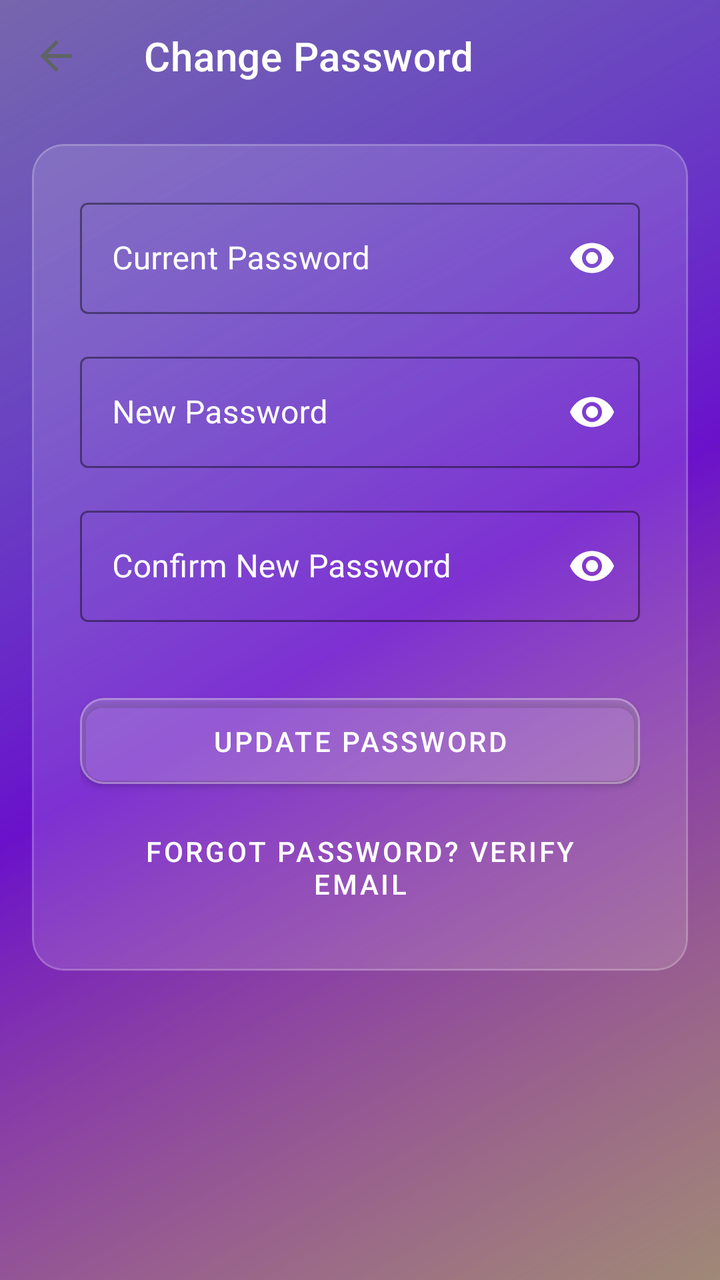
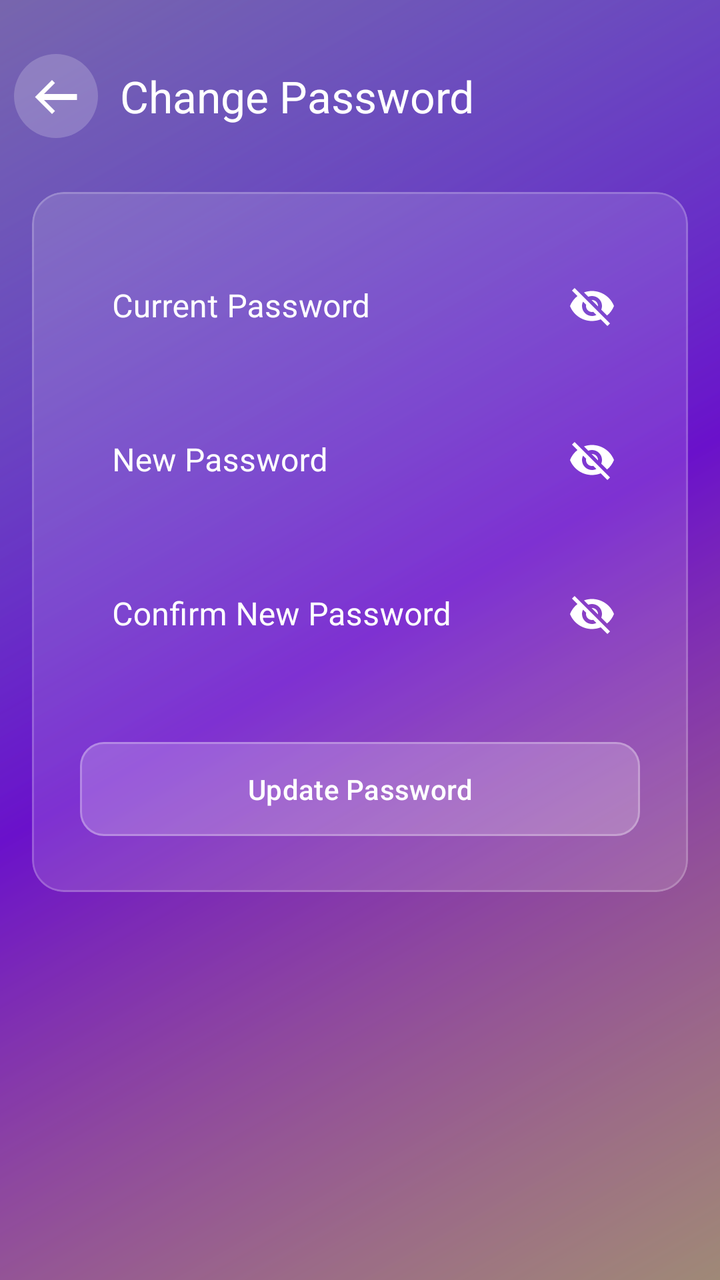

Compare the two renders of this Android layout. The source of the first and the diff that turns it into the second are given below.
<!-- AndroidManifest.xml: application theme Theme.BeaconSOS -->
<!-- res/layout/activity_change_password.xml -->
<?xml version="1.0" encoding="utf-8"?>
<androidx.constraintlayout.widget.ConstraintLayout xmlns:android="http://schemas.android.com/apk/res/android"
    xmlns:app="http://schemas.android.com/apk/res-auto"
    android:layout_width="match_parent"
    android:layout_height="match_parent"
    android:background="@drawable/vibrant_gradient_bg">

    <com.google.android.material.appbar.AppBarLayout
        android:id="@+id/appBarLayout"
        android:layout_width="match_parent"
        android:layout_height="wrap_content"
        android:background="@android:color/transparent"
        app:elevation="0dp"
        app:layout_constraintTop_toTopOf="parent">

        <androidx.appcompat.widget.Toolbar
            android:id="@+id/toolbar"
            android:layout_width="match_parent"
            android:layout_height="?attr/actionBarSize"
            app:title="Change Password"
            app:titleTextColor="@color/white"
            app:navigationIcon="?attr/homeAsUpIndicator"
            app:navigationIconTint="@color/white" />
    </com.google.android.material.appbar.AppBarLayout>

    <com.google.android.material.card.MaterialCardView
        android:layout_width="match_parent"
        android:layout_height="wrap_content"
        android:layout_margin="16dp"
        app:cardCornerRadius="16dp"
        app:cardElevation="0dp"
        app:cardBackgroundColor="#22FFFFFF"
        app:strokeColor="#33FFFFFF"
        app:strokeWidth="1dp"
        app:layout_constraintTop_toBottomOf="@id/appBarLayout">

        <LinearLayout
            android:layout_width="match_parent"
            android:layout_height="wrap_content"
            android:orientation="vertical"
            android:padding="24dp">

            <com.google.android.material.textfield.TextInputLayout
                android:layout_width="match_parent"
                android:layout_height="wrap_content"
                android:hint="Current Password"
                app:passwordToggleEnabled="true"
                app:passwordToggleTint="@color/white"
                app:boxBackgroundColor="@android:color/transparent"
                app:boxStrokeColor="@color/white"
                app:hintTextColor="@color/white"
                android:textColorHint="@color/white"
                app:placeholderTextColor="@color/white"
                style="@style/Widget.MaterialComponents.TextInputLayout.OutlinedBox">

                <com.google.android.material.textfield.TextInputEditText
                    android:id="@+id/etCurrentPassword"
                    android:layout_width="match_parent"
                    android:layout_height="wrap_content"
                    android:textColor="@color/white"
                    android:inputType="textPassword" />
            </com.google.android.material.textfield.TextInputLayout>

            <com.google.android.material.textfield.TextInputLayout
                android:layout_width="match_parent"
                android:layout_height="wrap_content"
                android:layout_marginTop="16dp"
                android:hint="New Password"
                app:passwordToggleEnabled="true"
                app:passwordToggleTint="@color/white"
                app:boxBackgroundColor="@android:color/transparent"
                app:boxStrokeColor="@color/white"
                app:hintTextColor="@color/white"
                android:textColorHint="@color/white"
                style="@style/Widget.MaterialComponents.TextInputLayout.OutlinedBox">

                <com.google.android.material.textfield.TextInputEditText
                    android:id="@+id/etNewPassword"
                    android:layout_width="match_parent"
                    android:layout_height="wrap_content"
                    android:textColor="@color/white"
                    android:inputType="textPassword" />
            </com.google.android.material.textfield.TextInputLayout>

            <com.google.android.material.textfield.TextInputLayout
                android:layout_width="match_parent"
                android:layout_height="wrap_content"
                android:layout_marginTop="16dp"
                android:hint="Confirm New Password"
                app:passwordToggleEnabled="true"
                app:passwordToggleTint="@color/white"
                app:boxBackgroundColor="@android:color/transparent"
                app:boxStrokeColor="@color/white"
                app:hintTextColor="@color/white"
                android:textColorHint="@color/white"
                style="@style/Widget.MaterialComponents.TextInputLayout.OutlinedBox">

                <com.google.android.material.textfield.TextInputEditText
                    android:id="@+id/etConfirmNewPassword"
                    android:layout_width="match_parent"
                    android:layout_height="wrap_content"
                    android:textColor="@color/white"
                    android:inputType="textPassword" />
            </com.google.android.material.textfield.TextInputLayout>

            <com.google.android.material.button.MaterialButton
                android:id="@+id/btnUpdatePassword"
                android:layout_width="match_parent"
                android:layout_height="55dp"
                android:layout_marginTop="32dp"
                android:text="Update Password"
                android:textColor="@color/white"
                app:backgroundTint="#33FFFFFF"
                app:strokeColor="#44FFFFFF"
                app:strokeWidth="1dp"
                app:cornerRadius="12dp" />

            <com.google.android.material.button.MaterialButton
                android:id="@+id/btnForgotPassword"
                style="@style/Widget.MaterialComponents.Button.TextButton"
                android:layout_width="wrap_content"
                android:layout_height="wrap_content"
                android:layout_marginTop="8dp"
                android:layout_gravity="center_horizontal"
                android:text="Forgot Password? Verify Email"
                android:textColor="@color/white" />

        </LinearLayout>
    </com.google.android.material.card.MaterialCardView>

    <include
        layout="@layout/layout_app_loading"
        android:id="@+id/customLoading"
        android:layout_width="match_parent"
        android:layout_height="match_parent"
        android:visibility="gone" />

</androidx.constraintlayout.widget.ConstraintLayout>
<!-- res/layout/layout_app_loading.xml (included above) -->
<?xml version="1.0" encoding="utf-8"?>
<androidx.constraintlayout.widget.ConstraintLayout xmlns:android="http://schemas.android.com/apk/res/android"
    xmlns:app="http://schemas.android.com/apk/res-auto"
    android:id="@+id/appLoadingView"
    android:layout_width="match_parent"
    android:layout_height="match_parent"
    android:background="#B3000000"
    android:clickable="true"
    android:focusable="true"
    android:visibility="gone">

    <androidx.constraintlayout.widget.ConstraintLayout
        android:id="@+id/loading_container"
        android:layout_width="100dp"
        android:layout_height="100dp"
        app:layout_constraintBottom_toBottomOf="parent"
        app:layout_constraintEnd_toEndOf="parent"
        app:layout_constraintStart_toStartOf="parent"
        app:layout_constraintTop_toTopOf="parent">

        
        <View
            android:id="@+id/loading_frame"
            android:layout_width="50dp"
            android:layout_height="50dp"
            android:background="@drawable/loading_frame_bg"
            app:layout_constraintBottom_toBottomOf="parent"
            app:layout_constraintEnd_toEndOf="parent"
            app:layout_constraintStart_toStartOf="parent"
            app:layout_constraintTop_toTopOf="parent" />

        
        <View
            android:id="@+id/dot1"
            android:layout_width="14dp"
            android:layout_height="14dp"
            android:background="@drawable/loading_dot_coral"
            app:layout_constraintBottom_toTopOf="@id/loading_frame"
            app:layout_constraintEnd_toStartOf="@id/loading_frame"
            app:layout_constraintStart_toStartOf="@id/loading_frame"
            app:layout_constraintTop_toTopOf="@id/loading_frame" />

        
        <View
            android:id="@+id/dot2"
            android:layout_width="10dp"
            android:layout_height="10dp"
            android:background="@drawable/loading_dot_blue"
            app:layout_constraintBottom_toBottomOf="@id/loading_frame"
            app:layout_constraintEnd_toEndOf="@id/loading_frame"
            app:layout_constraintStart_toEndOf="@id/loading_frame"
            app:layout_constraintTop_toBottomOf="@id/loading_frame" />

        
        <View
            android:id="@+id/dot_center"
            android:layout_width="8dp"
            android:layout_height="8dp"
            android:background="@drawable/loading_dot_purple"
            app:layout_constraintBottom_toBottomOf="@id/loading_frame"
            app:layout_constraintEnd_toEndOf="@id/loading_frame"
            app:layout_constraintStart_toStartOf="@id/loading_frame"
            app:layout_constraintTop_toTopOf="@id/loading_frame" />

    </androidx.constraintlayout.widget.ConstraintLayout>

    <TextView
        android:id="@+id/tvLoadingText"
        android:layout_width="wrap_content"
        android:layout_height="wrap_content"
        android:layout_marginTop="16dp"
        android:text="SECURELY LOADING"
        android:textColor="@color/white"
        android:textSize="12sp"
        android:letterSpacing="0.2"
        android:textStyle="bold"
        android:alpha="0.8"
        app:layout_constraintEnd_toEndOf="parent"
        app:layout_constraintStart_toStartOf="parent"
        app:layout_constraintTop_toBottomOf="@id/loading_container" />

</androidx.constraintlayout.widget.ConstraintLayout>
<!-- resources referenced by this layout -->
<resources>
  <!-- drawable vibrant_gradient_bg (drawable) -->
  <?xml version="1.0" encoding="utf-8"?>
  <layer-list xmlns:android="http://schemas.android.com/apk/res/android">
      
      <item>
          <shape android:shape="rectangle">
              <gradient
                  android:angle="135"
                  android:startColor="#FF416C"
                  android:centerColor="#6A11CB"
                  android:endColor="#2575FC"
                  android:type="linear" />
          </shape>
      </item>
  
      
      <item>
          <shape android:shape="rectangle">
              <gradient
                  android:angle="315"
                  android:startColor="#60FF4B2B"
                  android:centerColor="#00000000"
                  android:endColor="#6000FF88"
                  android:type="linear" />
          </shape>
      </item>
  </layer-list>
  <style name="Theme.BeaconSOS" parent="Theme.MaterialComponents.Light.NoActionBar">
          
          <item name="colorPrimary">@color/primary_blue</item>
          <item name="colorPrimaryVariant">@color/primary_dark_blue</item>
          <item name="colorOnPrimary">@color/white</item>
  
          
          <item name="colorSecondary">@color/accent_blue</item>
          <item name="colorOnSecondary">@color/white</item>
  
          
          <item name="android:statusBarColor">?attr/colorPrimaryVariant</item>
  
          
          <item name="android:windowBackground">@color/background_color</item>
          <item name="colorSurface">@color/surface_color</item>
          <item name="colorOnSurface">@color/text_primary</item>
  
          
          <item name="android:textColorPrimary">@color/text_primary</item>
          <item name="android:textColorSecondary">@color/text_secondary</item>
          <item name="android:textColorHint">@color/text_hint</item>
  
          
          <item name="dividerHorizontal">@color/divider_color</item>
  
          
          <item name="windowActionBar">false</item>
          <item name="windowNoTitle">true</item>
  
          
          <item name="android:popupMenuStyle">@style/GlassyPopupMenu</item>
          <item name="popupMenuStyle">@style/GlassyPopupMenu</item>
      </style>
  <color name="primary_blue">#1A73E8</color>
  <color name="primary_dark_blue">#0D47A1</color>
  <color name="accent_blue">#4285F4</color>
  <color name="background_color">#F1F3F4</color>
  <color name="surface_color">#FFFFFF</color>
  <color name="text_primary">#202124</color>
  <color name="text_secondary">#5F6368</color>
  <color name="divider_color">#DADCE0</color>
  <!-- unchanged entries left out for length: 8 -->
</resources>

<!-- the commit's change to res/layout/activity_change_password.xml (unified diff, before → after) -->
@@ -17,10 +17,10 @@
             android:id="@+id/toolbar"
             android:layout_width="match_parent"
             android:layout_height="?attr/actionBarSize"
+            android:layout_marginTop="16dp"
             app:title="Change Password"
             app:titleTextColor="@color/white"
-            app:navigationIcon="?attr/homeAsUpIndicator"
-            app:navigationIconTint="@color/white" />
+            app:navigationIcon="@drawable/ic_back_custom" />
     </com.google.android.material.appbar.AppBarLayout>
 
     <com.google.android.material.card.MaterialCardView
@@ -44,8 +44,9 @@
                 android:layout_width="match_parent"
                 android:layout_height="wrap_content"
                 android:hint="Current Password"
-                app:passwordToggleEnabled="true"
-                app:passwordToggleTint="@color/white"
+                app:endIconMode="password_toggle"
+                app:endIconDrawable="@drawable/password_toggle_selector"
+                app:endIconTint="@color/white"
                 app:boxBackgroundColor="@android:color/transparent"
                 app:boxStrokeColor="@color/white"
                 app:hintTextColor="@color/white"
@@ -58,6 +59,7 @@
                     android:layout_width="match_parent"
                     android:layout_height="wrap_content"
                     android:textColor="@color/white"
+                    android:background="@android:color/transparent"
                     android:inputType="textPassword" />
             </com.google.android.material.textfield.TextInputLayout>
 
@@ -66,8 +68,9 @@
                 android:layout_height="wrap_content"
                 android:layout_marginTop="16dp"
                 android:hint="New Password"
-                app:passwordToggleEnabled="true"
-                app:passwordToggleTint="@color/white"
+                app:endIconMode="password_toggle"
+                app:endIconDrawable="@drawable/password_toggle_selector"
+                app:endIconTint="@color/white"
                 app:boxBackgroundColor="@android:color/transparent"
                 app:boxStrokeColor="@color/white"
                 app:hintTextColor="@color/white"
@@ -79,6 +82,7 @@
                     android:layout_width="match_parent"
                     android:layout_height="wrap_content"
                     android:textColor="@color/white"
+                    android:background="@android:color/transparent"
                     android:inputType="textPassword" />
             </com.google.android.material.textfield.TextInputLayout>
 
@@ -87,8 +91,9 @@
                 android:layout_height="wrap_content"
                 android:layout_marginTop="16dp"
                 android:hint="Confirm New Password"
-                app:passwordToggleEnabled="true"
-                app:passwordToggleTint="@color/white"
+                app:endIconMode="password_toggle"
+                app:endIconDrawable="@drawable/password_toggle_selector"
+                app:endIconTint="@color/white"
                 app:boxBackgroundColor="@android:color/transparent"
                 app:boxStrokeColor="@color/white"
                 app:hintTextColor="@color/white"
@@ -100,6 +105,7 @@
                     android:layout_width="match_parent"
                     android:layout_height="wrap_content"
                     android:textColor="@color/white"
+                    android:background="@android:color/transparent"
                     android:inputType="textPassword" />
             </com.google.android.material.textfield.TextInputLayout>
 
@@ -114,16 +120,6 @@
                 app:strokeColor="#44FFFFFF"
                 app:strokeWidth="1dp"
                 app:cornerRadius="12dp" />
-
-            <com.google.android.material.button.MaterialButton
-                android:id="@+id/btnForgotPassword"
-                style="@style/Widget.MaterialComponents.Button.TextButton"
-                android:layout_width="wrap_content"
-                android:layout_height="wrap_content"
-                android:layout_marginTop="8dp"
-                android:layout_gravity="center_horizontal"
-                android:text="Forgot Password? Verify Email"
-                android:textColor="@color/white" />
 
         </LinearLayout>
     </com.google.android.material.card.MaterialCardView>
<!-- resource entries referenced after the edit -->
@@ -1,5 +1,28 @@
 <!-- resources referenced by this layout -->
 <resources>
+  <!-- drawable ic_back_custom (drawable) -->
+  <vector xmlns:android="http://schemas.android.com/apk/res/android"
+      android:width="42dp"
+      android:height="42dp"
+      android:viewportWidth="42"
+      android:viewportHeight="42">
+  
+      
+      <path
+          android:fillColor="#33FFFFFF"
+          android:pathData="M21,21m-21,0a21,21 0,1,1 42,0a21,21 0,1,1 -42,0" />
+  
+      
+      <path
+          android:fillColor="#FFFFFF"
+          android:pathData="M31.5,20H15l5.5,-5.5L19,13l-8.5,8.5l8.5,8.5l1.5,-1.5L15,23H31.5V20z" />
+  </vector>
+  <!-- drawable password_toggle_selector (drawable) -->
+  <?xml version="1.0" encoding="utf-8"?>
+  <selector xmlns:android="http://schemas.android.com/apk/res/android">
+      <item android:state_checked="true" android:drawable="@drawable/ic_visibility" />
+      <item android:drawable="@drawable/ic_visibility_off" />
+  </selector>
   <!-- drawable vibrant_gradient_bg (drawable) -->
   <?xml version="1.0" encoding="utf-8"?>
   <layer-list xmlns:android="http://schemas.android.com/apk/res/android">
@@ -8,9 +31,9 @@
           <shape android:shape="rectangle">
               <gradient
                   android:angle="135"
-                  android:startColor="#FF416C"
-                  android:centerColor="#6A11CB"
-                  android:endColor="#2575FC"
+                  android:startColor="@color/grad_start"
+                  android:centerColor="@color/grad_center"
+                  android:endColor="@color/grad_end"
                   android:type="linear" />
           </shape>
       </item>
@@ -20,55 +43,103 @@
           <shape android:shape="rectangle">
               <gradient
                   android:angle="315"
-                  android:startColor="#60FF4B2B"
-                  android:centerColor="#00000000"
-                  android:endColor="#6000FF88"
+                  android:startColor="@color/grad_highlight_1"
+                  android:centerColor="@android:color/transparent"
+                  android:endColor="@color/grad_highlight_2"
                   android:type="linear" />
           </shape>
       </item>
   </layer-list>
-  <style name="Theme.BeaconSOS" parent="Theme.MaterialComponents.Light.NoActionBar">
+  <style name="Theme.BeaconSOS" parent="Theme.Material3.DayNight.NoActionBar">
           
-          <item name="colorPrimary">@color/primary_blue</item>
-          <item name="colorPrimaryVariant">@color/primary_dark_blue</item>
-          <item name="colorOnPrimary">@color/white</item>
+          <item name="colorPrimary">@color/color_primary</item>
+          <item name="colorOnPrimary">@color/color_on_primary</item>
+          <item name="colorPrimaryContainer">@color/sky_blue</item>
+          <item name="colorOnPrimaryContainer">@color/color_primary_variant</item>
   
           
-          <item name="colorSecondary">@color/accent_blue</item>
+          <item name="colorSecondary">@color/color_secondary</item>
           <item name="colorOnSecondary">@color/white</item>
   
           
-          <item name="android:statusBarColor">?attr/colorPrimaryVariant</item>
+          <item name="android:statusBarColor">@color/color_primary_variant</item>
   
           
-          <item name="android:windowBackground">@color/background_color</item>
-          <item name="colorSurface">@color/surface_color</item>
-          <item name="colorOnSurface">@color/text_primary</item>
+          <item name="android:windowBackground">@color/color_background</item>
+          <item name="colorSurface">@color/color_surface</item>
+          <item name="colorOnSurface">@color/color_on_surface</item>
+          <item name="colorSurfaceVariant">@color/color_surface_variant</item>
+          <item name="colorOnSurfaceVariant">@color/color_on_surface_variant</item>
+          <item name="colorError">@color/color_error</item>
   
           
-          <item name="android:textColorPrimary">@color/text_primary</item>
-          <item name="android:textColorSecondary">@color/text_secondary</item>
+          <item name="android:textColorPrimary">@color/color_on_surface</item>
+          <item name="android:textColorSecondary">@color/color_on_surface_variant</item>
           <item name="android:textColorHint">@color/text_hint</item>
   
           
-          <item name="dividerHorizontal">@color/divider_color</item>
+          <item name="dividerHorizontal">@color/color_outline</item>
+          <item name="windowActionBar">false</item>
+          <item name="windowNoTitle">true</item>
   
           
-          <item name="windowActionBar">false</item>
-          <item name="windowNoTitle">true</item>
+          <item name="navigationIconTint">@color/white</item>
+          <item name="colorControlNormal">@color/white</item>
+          <item name="android:homeAsUpIndicator">@drawable/ic_back_white</item>
   
           
           <item name="android:popupMenuStyle">@style/GlassyPopupMenu</item>
           <item name="popupMenuStyle">@style/GlassyPopupMenu</item>
       </style>
-  <color name="primary_blue">#1A73E8</color>
-  <color name="primary_dark_blue">#0D47A1</color>
-  <color name="accent_blue">#4285F4</color>
-  <color name="background_color">#F1F3F4</color>
-  <color name="surface_color">#FFFFFF</color>
-  <color name="text_primary">#202124</color>
-  <color name="text_secondary">#5F6368</color>
-  <color name="divider_color">#DADCE0</color>
+  <!-- drawable ic_visibility (drawable) -->
+  <vector xmlns:android="http://schemas.android.com/apk/res/android"
+      android:width="24dp"
+      android:height="24dp"
+      android:viewportWidth="24"
+      android:viewportHeight="24"
+      android:tint="?attr/colorControlNormal">
+      <path
+          android:fillColor="@android:color/white"
+          android:pathData="M12,4.5C7,4.5 2.73,7.61 1,12c1.73,4.39 6,7.5 11,7.5s9.27,-3.11 11,-7.5c-1.73,-4.39 -6,-7.5 -11,-7.5zM12,17c-2.76,0 -5,-2.24 -5,-5s2.24,-5 5,-5 5,2.24 5,5 -2.24,5 -5,5zM12,9c-1.66,0 -3,1.34 -3,3s1.34,3 3,3 3,-1.34 3,-3 -1.34,-3 -3,-3z"/>
+  </vector>
+  <!-- drawable ic_visibility_off (drawable) -->
+  <vector xmlns:android="http://schemas.android.com/apk/res/android"
+      android:width="24dp"
+      android:height="24dp"
+      android:viewportWidth="24"
+      android:viewportHeight="24"
+      android:tint="?attr/colorControlNormal">
+      <path
+          android:fillColor="@android:color/white"
+          android:pathData="M12,7c2.76,0 5,2.24 5,5 0,0.65 -0.13,1.26 -0.36,1.82l2.92,2.92c1.51,-1.26 2.7,-2.89 3.43,-4.74 -1.73,-4.39 -6,-7.5 -11,-7.5 -1.4,0 -2.74,0.25 -3.98,0.7l2.16,2.16C10.74,7.13 11.35,7 12,7zM2,4.27l2.28,2.28 0.46,0.46C3.08,8.3 1.78,10.02 1,12c1.73,4.39 6,7.5 11,7.5 1.55,0 3.03,-0.3 4.38,-0.84l0.42,0.42L19.73,22 21,20.73 3.27,3 2,4.27zM7.53,9.8l1.55,1.55c-0.05,0.21 -0.08,0.43 -0.08,0.65 0,1.66 1.34,3 3,3 0.22,0 0.44,-0.03 0.65,-0.08l1.55,1.55c-0.67,0.33 -1.41,0.53 -2.2,0.53 -2.76,0 -5,-2.24 -5,-5 0,-0.79 0.2,-1.53 0.53,-2.2zM11.84,9.02l3.15,3.15c0.01,-0.06 0.01,-0.12 0.01,-0.17 0,-1.66 -1.34,-3 -3,-3 -0.05,0 -0.11,0 -0.16,0.02z"/>
+  </vector>
+  <color name="grad_start">#FF416C</color>
+  <color name="grad_center">#6A11CB</color>
+  <color name="grad_end">#2575FC</color>
+  <color name="grad_highlight_1">#60FF4B2B</color>
+  <color name="grad_highlight_2">#6000FF88</color>
+  <color name="color_primary">#1A73E8</color>
+  <color name="color_on_primary">#FFFFFF</color>
+  <color name="sky_blue">#E3F2FD</color>
+  <color name="color_primary_variant">#0D47A1</color>
+  <color name="color_secondary">#4285F4</color>
+  <color name="color_background">#F8F9FA</color>
+  <color name="color_surface">#FFFFFF</color>
+  <color name="color_on_surface">#202124</color>
+  <color name="color_surface_variant">#F1F3F4</color>
+  <color name="color_on_surface_variant">#5F6368</color>
+  <color name="color_error">#D93025</color>
+  <color name="color_outline">#DADCE0</color>
+  <!-- drawable ic_back_white (drawable) -->
+  <vector xmlns:android="http://schemas.android.com/apk/res/android"
+      android:width="24dp"
+      android:height="24dp"
+      android:viewportWidth="24"
+      android:viewportHeight="24">
+    <path
+        android:fillColor="@android:color/white"
+        android:pathData="M20,11H7.83l5.59,-5.59L12,4l-8,8 8,8 1.41,-1.41L7.83,13H20v-2z"/>
+  </vector>
   <!-- unchanged entries left out for length: 8 -->
 </resources>
 
